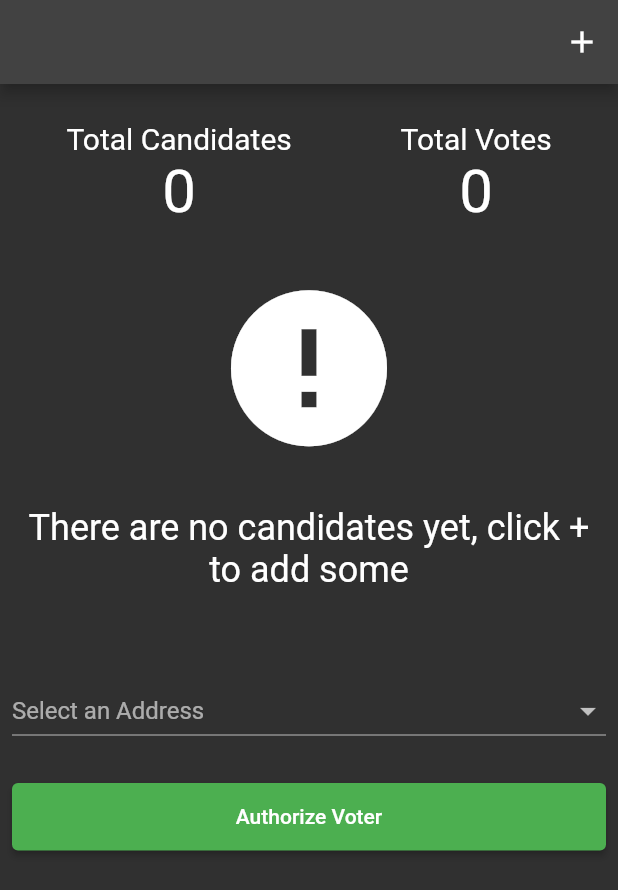
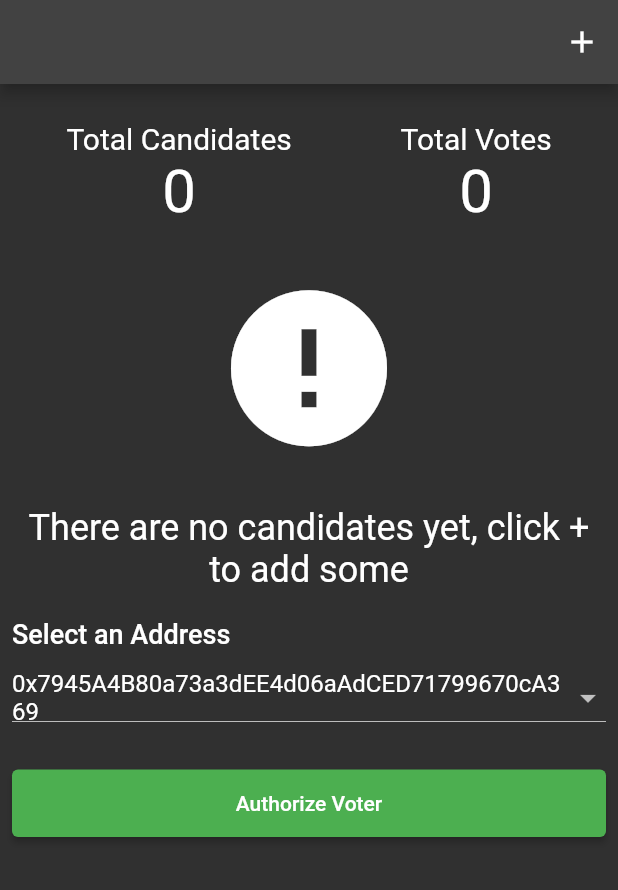
Before and after one commit to diogosequeira94/elections_voting_dapp, a Flutter app: the ElectionPageWidget screen opened directly with empty values, on a phone screen of 412 x 824 dp. Shown: the top 890 px of the screen. Run offline on Flutter 3.47's test engine with Material 2 defaults, Android fonts, the phone set to English and light mode, and no system bars; our stand-ins replace bloc, equatable, flutter_bloc; missing offline and left inert: web3dart; statements that could not run were skipped; project files that could hold a hidden picture were left out.

Commit message:
added dropdown

```diff
--- a/lib/bloc/election_bloc.dart
+++ b/lib/bloc/election_bloc.dart
@@ -16,16 +16,18 @@ class ElectionBloc extends Bloc<ElectionEvent, ElectionState> {
     on<AuthorizedVoterPressed>(_onAuthorizeVoterPressed);
     on<GetCandidateInfoPressed>(_onGetCandidateInfoPressed);
     on<FetchAllCandidates>(_onFetchAllCandidates);
+    on<VoterAddressSelected>(_onVoterAddressSelected);
   }
 
+  String? _currentSelectedAddress;
   int totalCandidates = 0;
   final _votersAddresses = [
     '0x7945A4B80a73a3dEE4d06aAdCED71799670cA369',
     '0xb92f5E793B2EA586d68668817C387A70Cb68778D',
   ];
 
+  String? get selectedAddress => _currentSelectedAddress;
   List get getVotersAddresses => _votersAddresses;
-
 
   Future<void> _onStartElectionPressed(
       StartElectionPressed event, Emitter<ElectionState> emit) async {
@@ -91,4 +93,10 @@ class ElectionBloc extends Bloc<ElectionEvent, ElectionState> {
       emit(FetchCandidatesFailure());
     }
   }
+
+  Future<void> _onVoterAddressSelected(
+      VoterAddressSelected event, Emitter<ElectionState> emit) async {
+    _currentSelectedAddress = event.selectedAddress;
+    emit(SelectedAddressUpdated());
+  }
 }
--- a/lib/bloc/election_state.dart
+++ b/lib/bloc/election_state.dart
@@ -94,3 +94,8 @@ class FetchCandidatesFailure extends ElectionState {
   @override
   List<Object> get props => [];
 }
+
+class SelectedAddressUpdated extends ElectionState {
+  @override
+  List<Object> get props => [];
+}
--- a/lib/view/election_information.dart
+++ b/lib/view/election_information.dart
@@ -104,7 +104,7 @@ class _CandidatesListWidget extends StatelessWidget {
   @override
   Widget build(BuildContext context) {
     return Padding(
-      padding: const EdgeInsets.symmetric(vertical: 32.0),
+      padding: const EdgeInsets.only(top: 32.0),
       child: BlocBuilder<ElectionBloc, ElectionState>(
         builder: (context, state) {
           if (state is FetchCandidatesSuccess) {
@@ -183,7 +183,7 @@ class _ElectionInputsWidgetState extends State<_ElectionInputsWidget> {
     return BlocBuilder<ElectionBloc, ElectionState>(
       builder: (context, state) {
         return Padding(
-          padding: const EdgeInsets.only(top: 24.0, bottom: 24.0),
+          padding: const EdgeInsets.only(top: 18.0, bottom: 24.0),
           child: Column(
             children: [
               Column(
--- a/lib/view/widgets/address_dropdown_widget.dart
+++ b/lib/view/widgets/address_dropdown_widget.dart
@@ -9,24 +9,33 @@ class AddressDropDownWidget extends StatelessWidget {
   Widget build(BuildContext context) {
     final electionsBloc = context.read<ElectionBloc>();
     final addressesList = electionsBloc.getVotersAddresses;
+    return BlocBuilder<ElectionBloc, ElectionState>(
+      builder: (context, state) {
+        final selectedAddress = electionsBloc.selectedAddress ?? addressesList[0];
         return Column(
           crossAxisAlignment: CrossAxisAlignment.stretch,
           children: [
-        DropdownButton(
+            const Text('Select an Address', style: TextStyle(fontSize: 18.0, fontWeight: FontWeight.w500),),
+            Padding(
+              padding: const EdgeInsets.only(top: 8.0),
+              child: DropdownButton(
                 isExpanded: true,
                 hint: const Text('Select an Address'),
+                value: selectedAddress,
                 onChanged: (address) {
-            // electionsBloc.add(FetchAllCandidates());
-            // select new item
+                  electionsBloc.add(VoterAddressSelected(address.toString()));
                 },
-          items: addressesList.map((address) {
+                items: addressesList.map((addressItem) {
                   return DropdownMenuItem(
-              value: address,
-              child: Text(address),
+                    value: addressItem,
+                    child: Text(addressItem),
                   );
                 }).toList(),
               ),
+            ),
           ],
+        );
+      },
     );
   }
 }
```
Also changed, not shown: lib/bloc/election_event.dart (line endings or trailing spaces). Lines whose indentation alone changed are shown as unchanged.
